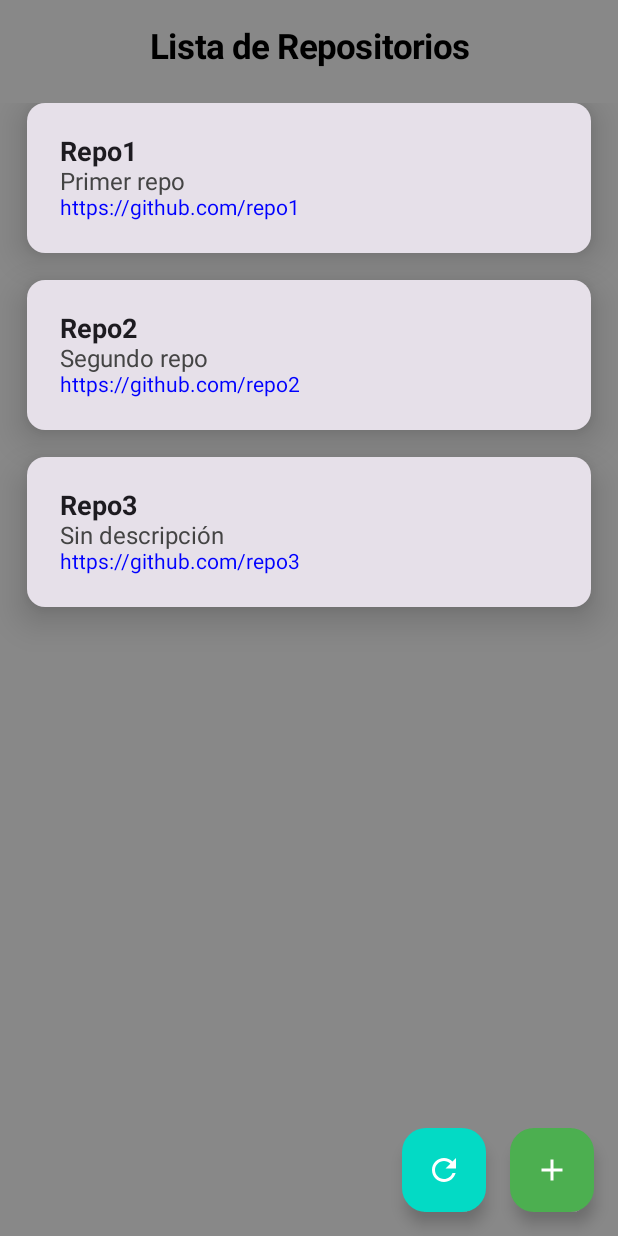
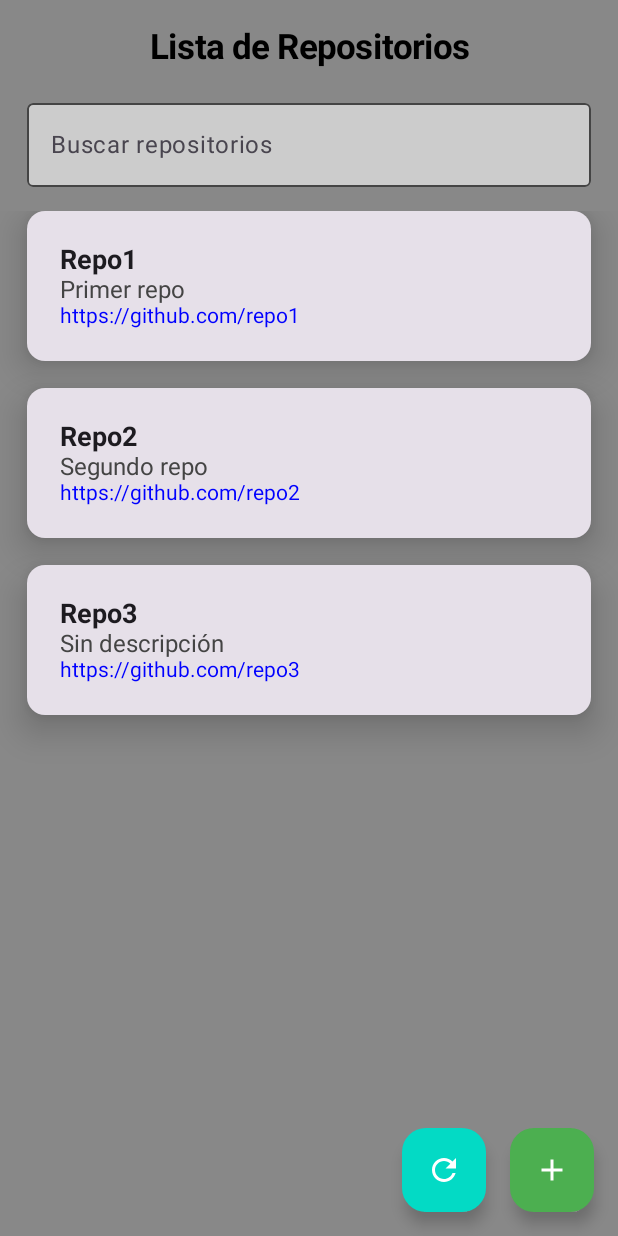
Before and after one commit to Cape23180909/EddyCapellan_P2_Ap2, an Android app built with Jetpack Compose: the @Preview function RepositoryListScreenPreview, on a phone screen of 412 x 824 dp. Run offline under Robolectric (Android 15) with nearby library versions, the phone set to English and light mode, and no system bars.

Commit message:
Agregando la barra de busqueda al ListScreen del parcial.

```diff
--- a/app/src/main/java/edu/ucne/eddycapellan_p2_ap2/presentation/ApiEjemplo/ApiListScreen.kt
+++ b/app/src/main/java/edu/ucne/eddycapellan_p2_ap2/presentation/ApiEjemplo/ApiListScreen.kt
@@ -9,9 +9,7 @@ import androidx.compose.material.icons.Icons
 import androidx.compose.material.icons.filled.Add
 import androidx.compose.material.icons.filled.Refresh
 import androidx.compose.material3.*
-import androidx.compose.runtime.Composable
-import androidx.compose.runtime.mutableStateListOf
-import androidx.compose.runtime.remember
+import androidx.compose.runtime.*
 import androidx.compose.ui.Modifier
 import androidx.compose.ui.graphics.Color
 import androidx.compose.ui.text.TextStyle
@@ -29,6 +27,14 @@ fun ApiListScreen(
     onItemClick: (RepositoryDto) -> Unit,
     onRefresh: () -> Unit
 ) {
+    // Estado para la búsqueda
+    var query by remember { mutableStateOf("") }
+
+    // Filtrar repositorios basados en la búsqueda
+    val filteredRepositories = state.repositories.filter { repo ->
+        query.isBlank() || (repo.name?.contains(query, ignoreCase = true) == true)
+    }
+
     Scaffold(
         floatingActionButton = {
             Row(horizontalArrangement = Arrangement.spacedBy(16.dp)) {
@@ -68,7 +74,26 @@ fun ApiListScreen(
                 modifier = Modifier.fillMaxWidth()
             )
 
-            Spacer(modifier = Modifier.padding(top = 24.dp))
+            Spacer(modifier = Modifier.padding(top = 16.dp))
+
+            // Barra de búsqueda
+            OutlinedTextField(
+                value = query,
+                onValueChange = { query = it },
+                label = { Text("Buscar repositorios") },
+                modifier = Modifier
+                    .fillMaxWidth()
+                    .padding(bottom = 16.dp),
+                colors = OutlinedTextFieldDefaults.colors(
+                    focusedTextColor = Color.Black,
+                    unfocusedTextColor = Color.Black,
+                    focusedContainerColor = Color.LightGray,
+                    unfocusedContainerColor = Color.LightGray,
+                    focusedBorderColor = Color.Black,
+                    unfocusedBorderColor = Color.DarkGray,
+                    cursorColor = Color.Black
+                )
+            )
 
             if (state.isLoading) {
                 LinearProgressIndicator(modifier = Modifier.fillMaxWidth())
@@ -101,7 +126,7 @@ fun ApiListScreen(
                 modifier = Modifier.fillMaxSize(),
                 verticalArrangement = Arrangement.spacedBy(18.dp)
             ) {
-                items(state.repositories) { repo ->
+                items(filteredRepositories) { repo ->
                     RepositoryRow(repo = repo, onClick = { onItemClick(repo) })
                 }
             }
@@ -155,7 +180,7 @@ fun RepositoryListScreenPreview() {
         )
     }
     val state = RepositoryUiState(
-        repositories = sampleRepos, // Corregido de 'repository' a 'repositories'
+        repositories = sampleRepos,
         isLoading = false
     )
 
```
